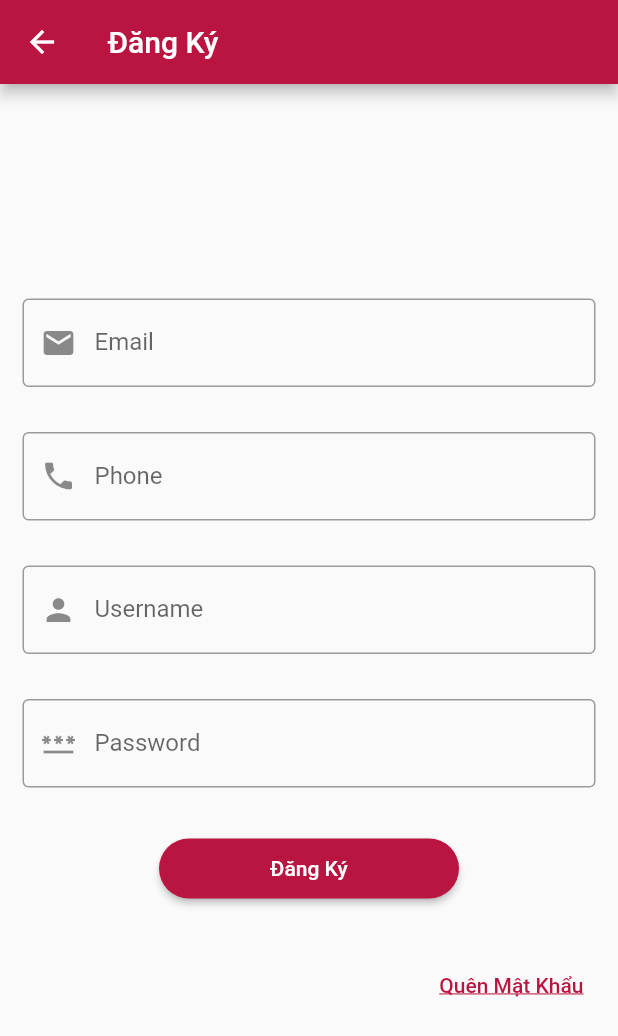
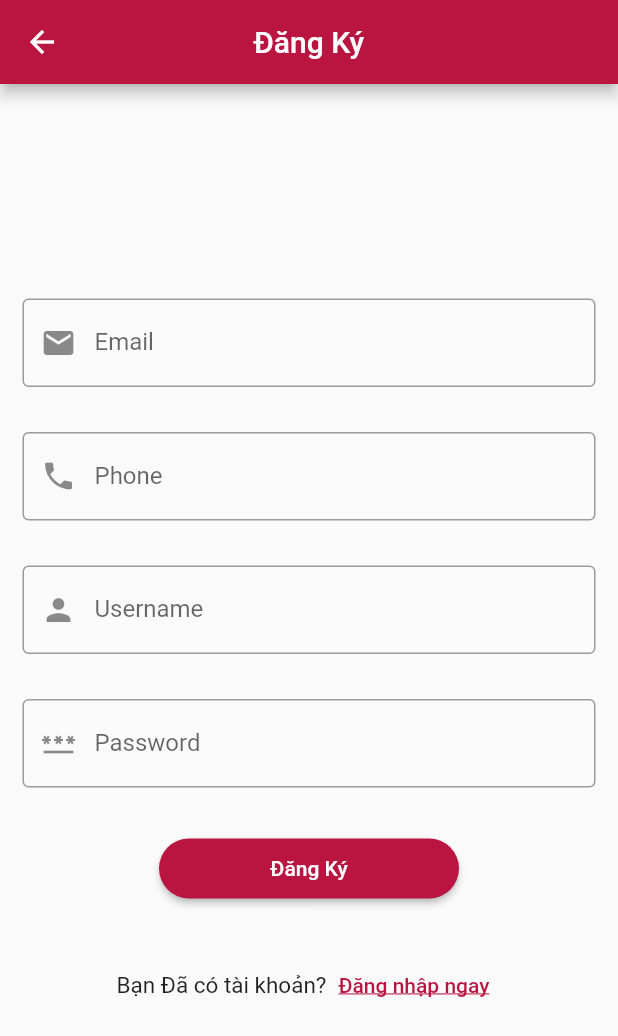
Before and after one commit to nxtruongg/book-shop-da, a Flutter app: the screen it shows after launch, item 2 of the bottom bar chosen, after a tap on "Đăng ký", on a phone screen of 412 x 824 dp. Shown: the top 1036 px of the screen. Run offline on Flutter 3.47's test engine with Material 2 defaults, Android fonts, the phone set to English and light mode, and no system bars; network calls fail.

Commit message:
first code upload

```diff
--- a/data/ontap.json
+++ b/data/ontap.json
@@ -83,4 +83,5 @@
 	"description":"Làm từ cà phê truyền thống của Highlands, kết hợp với phô mai thơm ngon! Chiếc bánh phù hợp đi cùng với bất cứ món cà phê nào!",
 	"picture":"https://www.highlandscoffee.com.vn/vnt_upload/product/03_2018/PHOMAICAPHE.jpg"
 	}
+
 ]
--- /dev/null
+++ b/lib/danhmucsanpham.dart
@@ -0,0 +1,186 @@
+import 'package:flutter/material.dart';
+
+class danhmucsanpham extends StatelessWidget {
+  @override
+  Widget build(BuildContext context) {
+    return SingleChildScrollView(
+      scrollDirection: Axis.horizontal,
+      child: Row(
+        children: [
+          //for (int i = 1; i < 7; i++)
+          Container(
+            decoration: BoxDecoration(
+              color: Colors.white,
+              borderRadius: BorderRadius.circular(20),
+            ),
+            child: Row(
+              crossAxisAlignment: CrossAxisAlignment.center,
+              children: [
+                Image.asset(
+                  "Images/1.png",
+                  width: 40,
+                  height: 40,
+                ),
+                Text(
+                  'Tiểu Thuyết',
+                  style: TextStyle(
+                    fontWeight: FontWeight.bold,
+                    fontSize: 10,
+                    color: Colors.red,
+                  ),
+                )
+              ],
+            ),
+          ),
+          Container(
+            decoration: BoxDecoration(
+              color: Colors.white,
+              borderRadius: BorderRadius.circular(20),
+            ),
+            child: Row(
+              crossAxisAlignment: CrossAxisAlignment.center,
+              children: [
+                Image.asset(
+                  "Images/2.png",
+                  width: 40,
+                  height: 40,
+                ),
+                Text(
+                  'Ngôn tình',
+                  style: TextStyle(
+                    fontWeight: FontWeight.bold,
+                    fontSize: 10,
+                    color: Colors.red,
+                  ),
+                )
+              ],
+            ),
+          ),
+          Container(
+            decoration: BoxDecoration(
+              color: Colors.white,
+              borderRadius: BorderRadius.circular(20),
+            ),
+            child: Row(
+              crossAxisAlignment: CrossAxisAlignment.center,
+              children: [
+                Image.asset(
+                  "Images/3.png",
+                  width: 40,
+                  height: 40,
+                ),
+                Text(
+                  'Tâm Linh',
+                  style: TextStyle(
+                    fontWeight: FontWeight.bold,
+                    fontSize: 10,
+                    color: Colors.red,
+                  ),
+                )
+              ],
+            ),
+          ),
+          Container(
+            decoration: BoxDecoration(
+              color: Colors.white,
+              borderRadius: BorderRadius.circular(20),
+            ),
+            child: Row(
+              crossAxisAlignment: CrossAxisAlignment.center,
+              children: [
+                Image.asset(
+                  "Images/4.png",
+                  width: 40,
+                  height: 40,
+                ),
+                Text(
+                  'Anime',
+                  style: TextStyle(
+                    fontWeight: FontWeight.bold,
+                    fontSize: 10,
+                    color: Colors.red,
+                  ),
+                )
+              ],
+            ),
+          ),
+          Container(
+            decoration: BoxDecoration(
+              color: Colors.white,
+              borderRadius: BorderRadius.circular(20),
+            ),
+            child: Row(
+              crossAxisAlignment: CrossAxisAlignment.center,
+              children: [
+                Image.asset(
+                  "Images/5.png",
+                  width: 40,
+                  height: 40,
+                ),
+                Text(
+                  'truyện cười',
+                  style: TextStyle(
+                    fontWeight: FontWeight.bold,
+                    fontSize: 10,
+                    color: Colors.red,
+                  ),
+                )
+              ],
+            ),
+          ),
+          Container(
+            decoration: BoxDecoration(
+              color: Colors.white,
+              borderRadius: BorderRadius.circular(20),
+            ),
+            child: Row(
+              crossAxisAlignment: CrossAxisAlignment.center,
+              children: [
+                Image.asset(
+                  "Images/6.png",
+                  width: 40,
+                  height: 40,
+                ),
+                Text(
+                  'Truyện Dân Gian',
+                  style: TextStyle(
+                    fontWeight: FontWeight.bold,
+                    fontSize: 10,
+                    color: Colors.red,
+                  ),
+                )
+              ],
+            ),
+          ),
+        ],
+      ),
+    );
+  }
+}
+///body: Column(
+//         children: [
+//           Container(
+//             margin: EdgeInsets.symmetric(horizontal: 15),
+//             padding: EdgeInsets.symmetric(horizontal: 15),
+//             height: 50,
+//             decoration: BoxDecoration(
+//               color: Colors.white,
+//               borderRadius: BorderRadius.circular(25),
+//             ),
+//             child: Row(
+//               children: [
+//                 Container(
+//                   margin: EdgeInsets.only(left: 5),
+//                   height: 50,
+//                   width: 200,
+//                   child: TextFormField(
+//                     decoration: InputDecoration(
+//                       border: InputBorder.none,
+//                       hintText: ' tim kiem san pham',
+//                       prefixIcon: Icon(Icons.search), // them icon cho tim kiếm
+//                     ),
+//                   ),
+//                 ),
+//               ],
+//             ),
+//           ),
--- a/lib/login_screen.dart
+++ b/lib/login_screen.dart
@@ -1,8 +1,7 @@
 import 'package:flutter/material.dart';
+import 'package:ontap3011/forget_Sreen.dart';
 import 'package:ontap3011/register.dart';
 import 'package:ontap3011/trangchu.dart';
-
-import 'forget_Sreen.dart';
 
 class LoginScreen extends StatelessWidget {
   @override
@@ -17,7 +16,10 @@ class LoginScreen extends StatelessWidget {
               builder: (context) => Menu(), // Điều hướng đến trang Menu
             ));
           },
-          )),
+        ),
+        title: Text('Đăng Nhập'),
+        centerTitle: true,
+      ),
       body: Column(
         mainAxisAlignment: MainAxisAlignment.center,
         children: [
@@ -25,6 +27,49 @@ class LoginScreen extends StatelessWidget {
             "images/logo.png",
             height: 200.0,
             width: 200.0,
+          ),
+          Container(
+            padding: const EdgeInsets.all(15),
+            child: Row(
+              mainAxisAlignment: MainAxisAlignment.spaceBetween,
+              children: [
+                TextButton(
+                  onPressed: () {
+                    Navigator.push(
+                        context,
+                        MaterialPageRoute(
+                          builder: (context) => LoginScreen(),
+                        ));
+                  },
+                  child: const Text(
+                    'Đăng Nhập',
+                    style: TextStyle(
+                      color: Color(
+                          0xFFBA1541), // Đổi màu chữ thành mã màu "ba1541"
+                      decoration: TextDecoration.underline,
+                    ),
+                  ),
+                ),
+                TextButton(
+                  onPressed: () {
+                    Navigator.push(
+                      context,
+                      MaterialPageRoute(
+                        builder: (context) => Register_Screen(),
+                      ),
+                    );
+                  },
+                  child: const Text(
+                    'Đăng ký',
+                    style: TextStyle(
+                      color: Color(
+                          0xFFBA1541), // Đổi màu chữ thành mã màu "ba1541"
+                      decoration: TextDecoration.underline,
+                    ),
+                  ),
+                ),
+              ],
+            ),
           ),
           Container(
             padding: const EdgeInsets.all(15),
@@ -74,23 +119,12 @@ class LoginScreen extends StatelessWidget {
           Container(
             padding: const EdgeInsets.all(15),
             child: Row(
-              mainAxisAlignment: MainAxisAlignment.spaceBetween,
+              mainAxisAlignment: MainAxisAlignment.center,
               children: [
-                TextButton(
-                  onPressed: () {
-                    Navigator.push(
-                        context,
-                        MaterialPageRoute(
-                          builder: (context) => ForgetPass_Screen(),
-                        ));
-                  },
-                  child: const Text(
-                    'Quên mật khẩu',
+                Text(
+                  'Bạn quên tài khoản?',
                   style: TextStyle(
-                      color: Color(
-                          0xFFBA1541), // Đổi màu chữ thành mã màu "ba1541"
-                      decoration: TextDecoration.underline,
-                    ),
+                    fontSize: 15,
                   ),
                 ),
                 TextButton(
@@ -98,12 +132,12 @@ class LoginScreen extends StatelessWidget {
                     Navigator.push(
                       context,
                       MaterialPageRoute(
-                        builder: (context) => Register_Screen(),
+                        builder: (context) => ForgetPass_Screen(),
                       ),
                     );
                   },
                   child: const Text(
-                    'Đăng ký',
+                    'Quên Mật khẩu',
                     style: TextStyle(
                       color: Color(
                           0xFFBA1541), // Đổi màu chữ thành mã màu "ba1541"
--- a/lib/main.dart
+++ b/lib/main.dart
@@ -1,5 +1,4 @@
 import 'package:flutter/material.dart';
-import 'package:ontap3011/profile.dart';
 import 'package:ontap3011/trangchu.dart';
 
 Future<void> main(List<String> args) async {
@@ -15,7 +14,7 @@ class MyApp extends StatelessWidget {
   @override
   Widget build(BuildContext context) {
     return MaterialApp(
-      debugShowCheckedModeBanner: true,
+      debugShowCheckedModeBanner: false,
       home: Menu(),
     );
   }
--- a/lib/menu_screen.dart
+++ b/lib/menu_screen.dart
@@ -1,9 +1,8 @@
 import 'package:flutter/material.dart';
+import 'package:ontap3011/danhmucsanpham.dart';
 import 'package:ontap3011/product_detail.dart';
 import 'package:ontap3011/product_object.dart';
 import 'package:ontap3011/product_provider.dart';
-
-import 'login_screen.dart';
 
 class MenuScreen extends StatefulWidget {
   @override
@@ -33,52 +32,134 @@ class MenuScreenState extends State<MenuScreen> {
       appBar: AppBar(
         backgroundColor: Color(0xFFBA1541),
         title: Text('Trang chủ'),
-        actions: <Widget>[
-          IconButton(
-            icon: Icon(Icons.search),
-            onPressed: () {},
+        centerTitle: true,
       ),
-          PopupMenuButton<String>(
-            itemBuilder: (BuildContext context) {
-              return <PopupMenuEntry<String>>[
-                PopupMenuItem(
-                  value: 'theloai1',
-                  child: Text('Thể loại 1'),
+      drawer: Drawer(
+        child: ListView(
+          padding: EdgeInsets.zero,
+          children: <Widget>[
+            DrawerHeader(
+              decoration: BoxDecoration(
+                color: Color(0xFFBA1541),
               ),
-                PopupMenuItem(
-                  value: 'theloai2',
-                  child: Text('Thể loại 2'),
+              child: Text(
+                'Danh Mục Sản Phẩm',
+                style: TextStyle(
+                  color: Colors.white,
+                  fontSize: 24,
                 ),
-                PopupMenuItem(
-                  value: 'theloai3',
-                  child: Text('Thể loại 3'),
               ),
-              ];
-            },
-            onSelected: (String choice) {
-              // Xử lý khi chọn một thể loại từ menu
+            ),
+            ListTile(
+              title: Row(
+                children: [
+                  Icon(Icons.book, color: Colors.red), // Thêm icon tại đây
+                  SizedBox(width: 10), // Khoảng cách giữa icon và tiêu đề
+                  Text('Tiểu Thuyết'),
+                ],
+              ),
+              onTap: () {
+                // Xử lý khi người dùng chọn mục "Tiểu Thuyết"
               },
             ),
-          IconButton(
-            icon: Icon(
-              Icons.exit_to_app,
-              color: Colors.white,
-            ),
-            onPressed: () {
-              Navigator.push(
-                context,
-                MaterialPageRoute(
-                  builder: (context) => LoginScreen(),
-                ),
-              );
-            },
-          )
+            ListTile(
+              title: Row(
+                children: [
+                  Icon(Icons.book, color: Colors.red), // Thêm icon tại đây
+                  SizedBox(width: 10), // Khoảng cách giữa icon và tiêu đề
+                  Text('Ngôn Tình'),
                 ],
               ),
-      body: ListView.builder(
+              onTap: () {
+                // Xử lý khi người dùng chọn mục "Ngôn tình"
+              },
+            ),
+            ListTile(
+              title: Row(
+                children: [
+                  Icon(Icons.home, color: Colors.red), // Thêm icon tại đây
+                  SizedBox(width: 10), // Khoảng cách giữa icon và tiêu đề
+                  Text('Tâm Linh'),
+                ],
+              ),
+              onTap: () {
+                // Xử lý khi người dùng chọn mục "Tiểu Thuyết"
+              },
+            ),
+            ListTile(
+              title: Row(
+                children: [
+                  Icon(Icons.book, color: Colors.red), // Thêm icon tại đây
+                  //SizedBox(width: 10), // Khoảng cách giữa icon và tiêu đề
+
+                  Text('\n Anime'),
+                ],
+              ),
+              onTap: () {
+                // Xử lý khi người dùng chọn mục "Tiểu Thuyết"
+              },
+            ),
+            ListTile(
+              title: Row(
+                children: [
+                  Icon(Icons.book, color: Colors.red), // Thêm icon tại đây
+                  SizedBox(width: 10), // Khoảng cách giữa icon và tiêu đề
+                  Text('Truyện Cười'),
+                ],
+              ),
+              onTap: () {},
+            ),
+            ListTile(
+              title: Row(
+                children: [
+                  Icon(Icons.book, color: Colors.red), // Thêm icon tại đây
+                  SizedBox(width: 10), // Khoảng cách giữa icon và tiêu đề
+                  Text('Truyện Dân Gian'),
+                ],
+              ),
+              onTap: () {},
+            ),
+          ],
+        ),
+      ),
+      body: Column(
+        crossAxisAlignment: CrossAxisAlignment.start,
+        children: [
+          Container(
+            margin: EdgeInsets.only(left: 5),
+            height: 50,
+            width: 200,
+            child: TextFormField(
+              decoration: InputDecoration(
+                border: InputBorder.none,
+                hintText: ' tim kiem san pham',
+                prefixIcon: Icon(Icons.search), // them icon cho tim kiếm
+              ),
+            ),
+          ),
+          Text(
+            'Danh Mục Sản Phẩm',
+            style: TextStyle(
+              fontSize: 20,
+              color: Colors.red,
+              fontWeight: FontWeight.bold,
+            ),
+          ),
+          danhmucsanpham(),
+          Text(
+            'Sản Phẩm nỗi bật',
+            style: TextStyle(
+              fontSize: 20,
+              color: Colors.red,
+              fontWeight: FontWeight.bold,
+            ),
+          ),
+          Expanded(
+            child: GridView.count(
               padding: EdgeInsets.all(5),
-          itemCount: lsProducts.length,
-          itemBuilder: (context, index) {
+              crossAxisCount: 2,
+              childAspectRatio: 2,
+              children: List.generate(lsProducts.length, (index) {
                 return Card(
                   child: ListTile(
                     title: Text(
@@ -87,7 +168,6 @@ class MenuScreenState extends State<MenuScreen> {
                         fontWeight: FontWeight.bold,
                       ),
                     ),
-                // leading: Image.network(lsProducts[index].url),
                     leading: Hero(
                       tag: 'productimage_${lsProducts[index].productname}',
                       child: Image.network(lsProducts[index].picture),
@@ -111,6 +191,10 @@ class MenuScreenState extends State<MenuScreen> {
                   ),
                 );
               }),
+            ),
+          ),
+        ],
+      ),
     );
   }
 }
--- a/lib/product_detail.dart
+++ b/lib/product_detail.dart
@@ -1,5 +1,4 @@
 import 'package:animated_text_kit/animated_text_kit.dart';
-import 'package:flutter/cupertino.dart';
 import 'package:flutter/material.dart';
 import 'package:ontap3011/product_object.dart';
 
@@ -21,7 +20,8 @@ class ProductDetailState extends State<ProductDetail> {
     return Scaffold(
         appBar: AppBar(
           backgroundColor: Color(0xFFBA1541),
-          title: Text(''),
+          title: Text('Chi Tiết Sản Phẩm'),
+          centerTitle: true,
         ),
         body: Stack(
           children: [
--- a/lib/profile.dart
+++ b/lib/profile.dart
@@ -1,4 +1,6 @@
 import 'package:flutter/material.dart';
+import 'package:ontap3011/trangchu.dart';
+
 import 'editprofile.dart';
 import 'history.dart';
 
@@ -8,7 +10,16 @@ class ProfileApp extends StatelessWidget {
     return Scaffold(
       appBar: AppBar(
         backgroundColor: Color(0xFFBA1541),
+        leading: IconButton(
+          icon: Icon(Icons.arrow_back),
+          onPressed: () {
+            Navigator.of(context).pushReplacement(MaterialPageRoute(
+              builder: (context) => Menu(), // Điều hướng đến trang Menu
+            ));
+          },
+        ),
         title: Text('Thông tin cá nhân'),
+        centerTitle: true,
         actions: [
           IconButton(
             icon: Icon(Icons.edit),
--- a/lib/register.dart
+++ b/lib/register.dart
@@ -1,7 +1,5 @@
 import 'package:flutter/material.dart';
-import 'package:flutter/rendering.dart';
-
-import 'forget_Sreen.dart';
+import 'package:ontap3011/login_screen.dart';
 
 class Register_Screen extends StatelessWidget {
   @override
@@ -9,7 +7,8 @@ class Register_Screen extends StatelessWidget {
     return Scaffold(
       appBar: AppBar(
         backgroundColor: Color(0xFFBA1541),
-        title: const Text('Đăng Ký'),
+        title: Text('Đăng Ký'),
+        centerTitle: true,
       ),
       body: Column(
         mainAxisAlignment: MainAxisAlignment.center,
@@ -110,23 +109,34 @@ class Register_Screen extends StatelessWidget {
           ),
           Container(
             padding: const EdgeInsets.all(15),
-            alignment: Alignment.centerRight,
-            child: TextButton(
+            child: Row(
+              mainAxisAlignment: MainAxisAlignment.center,
+              children: [
+                Text(
+                  'Bạn Đã có tài khoản?',
+                  style: TextStyle(
+                    fontSize: 15,
+                  ),
+                ),
+                TextButton(
                   onPressed: () {
                     Navigator.push(
                       context,
-                  MaterialPageRoute(builder: (context) => ForgetPass_Screen()),
+                      MaterialPageRoute(
+                        builder: (context) => LoginScreen(),
+                      ),
                     );
                   },
-              //Bổ sung 5
-
                   child: const Text(
-                'Quên Mật Khẩu',
+                    'Đăng nhập ngay',
                     style: TextStyle(
-                  color: Color(0xFFBA1541), // Đổi màu chữ thành mã màu "ba1541"
+                      color: Color(
+                          0xFFBA1541), // Đổi màu chữ thành mã màu "ba1541"
                       decoration: TextDecoration.underline,
                     ),
                   ),
+                ),
+              ],
             ),
           ),
         ],
--- a/lib/trangchu.dart
+++ b/lib/trangchu.dart
@@ -1,5 +1,6 @@
 import 'package:flutter/material.dart';
 import 'package:ontap3011/profile.dart';
+
 import 'login_screen.dart';
 import 'menu_screen.dart';
 
@@ -8,6 +9,7 @@ class Menu extends StatelessWidget {
   Widget build(BuildContext context) {
     return MaterialApp(
       home: NavigationBar(),
+      debugShowCheckedModeBanner: false,
     );
   }
 }
--- a/pubspec.yaml
+++ b/pubspec.yaml
@@ -69,6 +69,12 @@ flutter:
     - images/avatadefault.png
     - images/logo.png
     - data/ontap.json
+    - images/1.png
+    - images/2.png
+    -  images/3.png
+    - images/4.png
+    - images/5.png
+    - images/6.png
     # - images/a_dot_ham.jpeg
 
   # An image asset can refer to one or more resolution-specific "variants", see
```
Also changed, not shown: images/1.png (added), images/2.png (added), images/3.png (added), images/4.png (added), images/5.png (added), images/6.png (added), pubspec.lock. Lines whose indentation alone changed are shown as unchanged.
